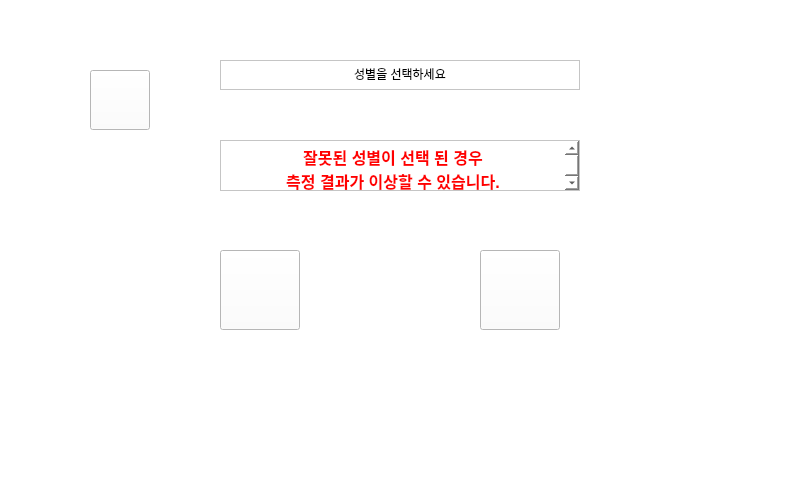
Old version of the form sub.ui in the repository mINUs-capstone-design/Source_Code.
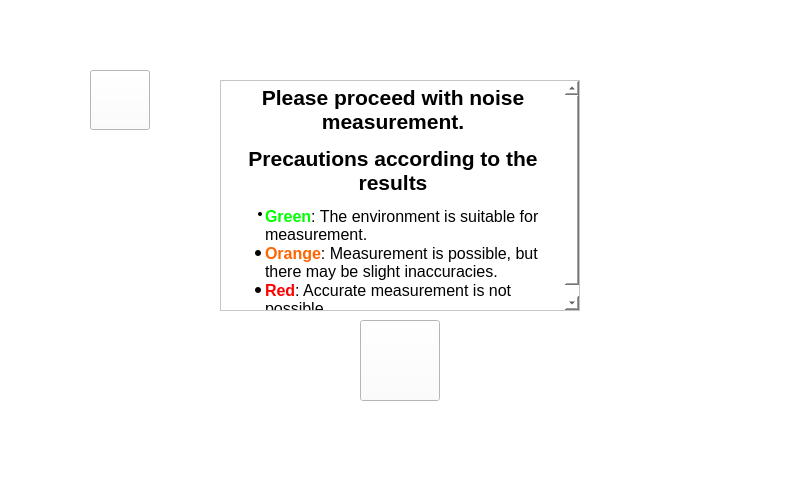
New version of the form. Icons and pictures are not drawn.

Commit message: ui 문구 한국어->영어

```diff
--- a/sub.ui
+++ b/sub.ui
@@ -167,10 +167,10 @@
     <widget class="QTextBrowser" name="check_word">
      <property name="geometry">
       <rect>
-       <x>300</x>
+       <x>270</x>
        <y>75</y>
-       <width>200</width>
-       <height>30</height>
+       <width>261</width>
+       <height>41</height>
       </rect>
      </property>
      <property name="autoFillBackground">
@@ -181,7 +181,7 @@
 &lt;html&gt;&lt;head&gt;&lt;meta name=&quot;qrichtext&quot; content=&quot;1&quot; /&gt;&lt;style type=&quot;text/css&quot;&gt;
 p, li { white-space: pre-wrap; }
 &lt;/style&gt;&lt;/head&gt;&lt;body style=&quot; font-family:'Gulim'; font-size:9pt; font-weight:400; font-style:normal;&quot;&gt;
-&lt;p align=&quot;center&quot; style=&quot; margin-top:0px; margin-bottom:0px; margin-left:0px; margin-right:0px; -qt-block-indent:0; text-indent:0px;&quot;&gt;&lt;span style=&quot; font-size:12pt;&quot;&gt;다음 단어를 말해주세요&lt;/span&gt;&lt;/p&gt;&lt;/body&gt;&lt;/html&gt;</string>
+&lt;p align=&quot;center&quot; style=&quot; margin-top:0px; margin-bottom:0px; margin-left:0px; margin-right:0px; -qt-block-indent:0; text-indent:0px;&quot;&gt;&lt;span style=&quot; font-size:14pt; font-weight:600;&quot;&gt;SPEACK SENTENCE&lt;/span&gt;&lt;/p&gt;&lt;/body&gt;&lt;/html&gt;</string>
      </property>
     </widget>
     <widget class="QPushButton" name="button_backtochecknoise">
@@ -351,12 +351,11 @@
 &lt;html&gt;&lt;head&gt;&lt;meta name=&quot;qrichtext&quot; content=&quot;1&quot; /&gt;&lt;style type=&quot;text/css&quot;&gt;
 p, li { white-space: pre-wrap; }
 &lt;/style&gt;&lt;/head&gt;&lt;body style=&quot; font-family:'Gulim'; font-size:9pt; font-weight:400; font-style:normal;&quot;&gt;
-&lt;p align=&quot;center&quot; style=&quot; margin-top:0px; margin-bottom:0px; margin-left:0px; margin-right:0px; -qt-block-indent:0; text-indent:0px;&quot;&gt;&lt;span style=&quot; font-size:16pt; font-weight:600;&quot;&gt;소음 측정을 진행해주세요.&lt;/span&gt;&lt;/p&gt;
-&lt;p align=&quot;center&quot; style=&quot; margin-top:0px; margin-bottom:0px; margin-left:0px; margin-right:0px; -qt-block-indent:0; text-indent:0px;&quot;&gt;&lt;span style=&quot; font-size:16pt; font-weight:600;&quot;&gt;결과에 따른 주의 사항&lt;/span&gt;&lt;/p&gt;
-&lt;p align=&quot;center&quot; style=&quot; margin-top:0px; margin-bottom:0px; margin-left:0px; margin-right:0px; -qt-block-indent:0; text-indent:0px;&quot;&gt;&lt;span style=&quot; font-size:16pt; font-weight:600; color:#00aa7f;&quot;&gt;녹색&lt;/span&gt;&lt;span style=&quot; font-size:16pt; font-weight:600;&quot;&gt; : 측정하기에 적합한 환경입니다.&lt;/span&gt;&lt;/p&gt;
-&lt;p align=&quot;center&quot; style=&quot; margin-top:0px; margin-bottom:0px; margin-left:0px; margin-right:0px; -qt-block-indent:0; text-indent:0px;&quot;&gt;&lt;span style=&quot; font-size:16pt; font-weight:600; color:#ffaa00;&quot;&gt;주황&lt;/span&gt;&lt;span style=&quot; font-size:16pt; font-weight:600;&quot;&gt; : 측정 가능하나 약간의 오차가 있음.&lt;/span&gt;&lt;/p&gt;
-&lt;p align=&quot;center&quot; style=&quot; margin-top:0px; margin-bottom:0px; margin-left:0px; margin-right:0px; -qt-block-indent:0; text-indent:0px;&quot;&gt;&lt;span style=&quot; font-size:16pt; font-weight:600; color:#ff0000;&quot;&gt;빨강&lt;/span&gt;&lt;span style=&quot; font-size:16pt; font-weight:600;&quot;&gt; : 제대로 된 측정이 불가능.&lt;/span&gt;&lt;/p&gt;
-&lt;p align=&quot;center&quot; style=&quot; margin-top:0px; margin-bottom:0px; margin-left:0px; margin-right:0px; -qt-block-indent:0; text-indent:0px;&quot;&gt;&lt;span style=&quot; font-size:16pt; font-weight:600;&quot;&gt;주변 소음을 통제 해주세요&lt;/span&gt;&lt;/p&gt;&lt;/body&gt;&lt;/html&gt;</string>
+&lt;p align=&quot;center&quot; style=&quot; margin-top:12px; margin-bottom:12px; margin-left:0px; margin-right:0px; -qt-block-indent:0; text-indent:0px;&quot;&gt;&lt;span style=&quot; font-size:16pt; font-weight:600;&quot;&gt;Please proceed with noise measurement.&lt;/span&gt;&lt;/p&gt;
+&lt;p align=&quot;center&quot; style=&quot; margin-top:12px; margin-bottom:12px; margin-left:0px; margin-right:0px; -qt-block-indent:0; text-indent:0px;&quot;&gt;&lt;span style=&quot; font-size:16pt; font-weight:600;&quot;&gt;Precautions according to the results&lt;/span&gt;&lt;/p&gt;
+&lt;ul style=&quot;margin-top: 0px; margin-bottom: 0px; margin-left: 0px; margin-right: 0px; -qt-list-indent: 1;&quot;&gt;&lt;li style=&quot;&quot; style=&quot; margin-top:12px; margin-bottom:0px; margin-left:0px; margin-right:0px; -qt-block-indent:0; text-indent:0px;&quot;&gt;&lt;span style=&quot; font-size:12pt; font-weight:600; color:#00ff00;&quot;&gt;Green&lt;/span&gt;&lt;span style=&quot; font-size:12pt;&quot;&gt;: The environment is suitable for measurement.&lt;/span&gt;&lt;/li&gt;
+&lt;li style=&quot; font-size:12pt;&quot; style=&quot; margin-top:0px; margin-bottom:0px; margin-left:0px; margin-right:0px; -qt-block-indent:0; text-indent:0px;&quot;&gt;&lt;span style=&quot; font-weight:600; color:#ff6400;&quot;&gt;Orange&lt;/span&gt;: Measurement is possible, but there may be slight inaccuracies.&lt;/li&gt;
+&lt;li style=&quot; font-size:12pt;&quot; style=&quot; margin-top:0px; margin-bottom:12px; margin-left:0px; margin-right:0px; -qt-block-indent:0; text-indent:0px;&quot;&gt;&lt;span style=&quot; font-weight:600; color:#ff0000;&quot;&gt;Red&lt;/span&gt;: Accurate measurement is not possible.&lt;/li&gt;&lt;/ul&gt;&lt;/body&gt;&lt;/html&gt;</string>
      </property>
     </widget>
     <widget class="QPushButton" name="button_resultnoise">
@@ -533,13 +532,13 @@
        <x>220</x>
        <y>60</y>
        <width>360</width>
-       <height>30</height>
+       <height>40</height>
       </rect>
      </property>
      <property name="maximumSize">
       <size>
        <width>16777215</width>
-       <height>30</height>
+       <height>40</height>
       </size>
      </property>
      <property name="mouseTracking">
@@ -553,7 +552,7 @@
 &lt;html&gt;&lt;head&gt;&lt;meta name=&quot;qrichtext&quot; content=&quot;1&quot; /&gt;&lt;style type=&quot;text/css&quot;&gt;
 p, li { white-space: pre-wrap; }
 &lt;/style&gt;&lt;/head&gt;&lt;body style=&quot; font-family:'Gulim'; font-size:9pt; font-weight:400; font-style:normal;&quot;&gt;
-&lt;p align=&quot;center&quot; style=&quot; margin-top:0px; margin-bottom:0px; margin-left:0px; margin-right:0px; -qt-block-indent:0; text-indent:0px;&quot;&gt;성별을 선택하세요&lt;/p&gt;&lt;/body&gt;&lt;/html&gt;</string>
+&lt;p align=&quot;center&quot; style=&quot; margin-top:0px; margin-bottom:0px; margin-left:0px; margin-right:0px; -qt-block-indent:0; text-indent:0px;&quot;&gt;&lt;span style=&quot; font-size:14pt; font-weight:600;&quot;&gt;SELECT GENDER&lt;/span&gt;&lt;/p&gt;&lt;/body&gt;&lt;/html&gt;</string>
      </property>
     </widget>
     <widget class="QTextBrowser" name="textBrowser_5">
@@ -562,13 +561,13 @@
        <x>220</x>
        <y>140</y>
        <width>360</width>
-       <height>51</height>
+       <height>80</height>
       </rect>
      </property>
      <property name="maximumSize">
       <size>
        <width>16777215</width>
-       <height>60</height>
+       <height>80</height>
       </size>
      </property>
      <property name="mouseTracking">
@@ -582,17 +581,17 @@
 &lt;html&gt;&lt;head&gt;&lt;meta name=&quot;qrichtext&quot; content=&quot;1&quot; /&gt;&lt;style type=&quot;text/css&quot;&gt;
 p, li { white-space: pre-wrap; }
 &lt;/style&gt;&lt;/head&gt;&lt;body style=&quot; font-family:'Gulim'; font-size:9pt; font-weight:400; font-style:normal;&quot;&gt;
-&lt;p align=&quot;center&quot; style=&quot; margin-top:0px; margin-bottom:0px; margin-left:0px; margin-right:0px; -qt-block-indent:0; text-indent:0px;&quot;&gt;&lt;span style=&quot; font-size:12pt; font-weight:600; color:#ff0000;&quot;&gt;잘못된 성별이 선택 된 경우&lt;/span&gt;&lt;/p&gt;
-&lt;p align=&quot;center&quot; style=&quot; margin-top:0px; margin-bottom:0px; margin-left:0px; margin-right:0px; -qt-block-indent:0; text-indent:0px;&quot;&gt;&lt;span style=&quot; font-size:12pt; font-weight:600; color:#ff0000;&quot;&gt;측정 결과가 이상할 수 있습니다.&lt;/span&gt;&lt;/p&gt;&lt;/body&gt;&lt;/html&gt;</string>
+&lt;p align=&quot;center&quot; style=&quot; margin-top:0px; margin-bottom:0px; margin-left:0px; margin-right:0px; -qt-block-indent:0; text-indent:0px;&quot;&gt;&lt;span style=&quot; font-size:14pt; font-weight:600; color:#ff0000;&quot;&gt;If the incorrect gender is selected, &lt;/span&gt;&lt;/p&gt;
+&lt;p align=&quot;center&quot; style=&quot; margin-top:0px; margin-bottom:0px; margin-left:0px; margin-right:0px; -qt-block-indent:0; text-indent:0px;&quot;&gt;&lt;span style=&quot; font-size:14pt; font-weight:600; color:#ff0000;&quot;&gt;the measurement results may be inaccurate.&lt;/span&gt;&lt;/p&gt;&lt;/body&gt;&lt;/html&gt;</string>
      </property>
     </widget>
    </widget>
-   <zorder>checknoise</zorder>
    <zorder>loading</zorder>
-   <zorder>mainwindow</zorder>
-   <zorder>result</zorder>
    <zorder>resultnoise</zorder>
+   <zorder>result</zorder>
+   <zorder>mainwindow</zorder>
    <zorder>selectsexual</zorder>
+   <zorder>checknoise</zorder>
   </widget>
   <widget class="QMenuBar" name="menubar">
    <property name="geometry">
```
The commit also changes 1 other file.
